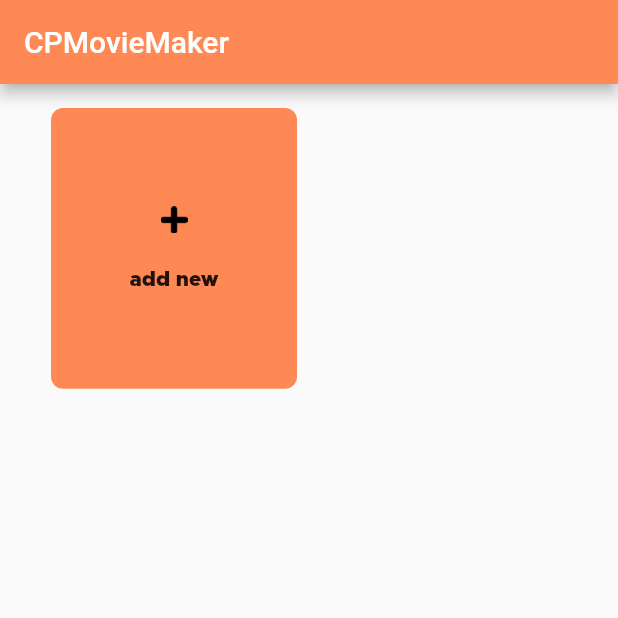
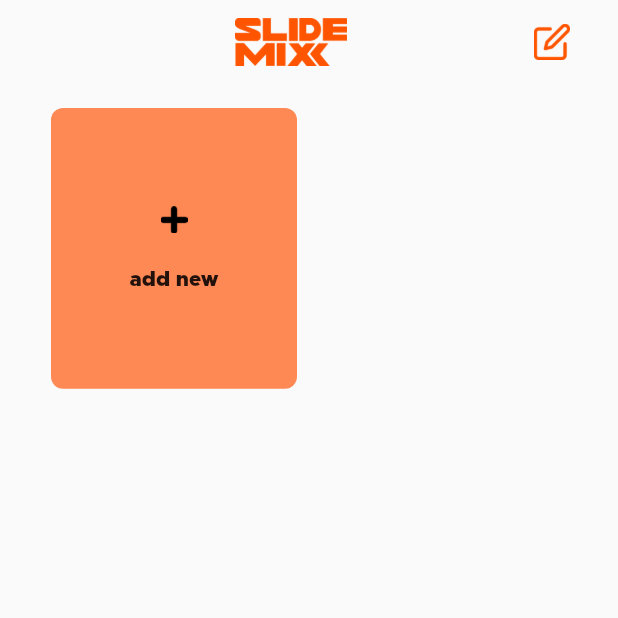
Before and after one commit to feelsoftware/SlideMix, a Flutter app: the MoviesScreen screen opened directly, on a phone screen of 412 x 824 dp, the top half of it. Run offline on Flutter 3.47's test engine with Material 2 defaults, Android fonts, the phone set to English and light mode, and no system bars; our stand-ins replace flutter_image_compress, image_picker, video_player; missing offline and left inert: dart:ffi; statements that could not run were skipped.

Commit message:
Added Toolbar

```diff
--- a/lib/main.dart
+++ b/lib/main.dart
@@ -28,7 +28,6 @@ final Color secondaryColor = Color(0xffff5500);
 final Color borderColor = Color(0xff9e9e9e);
 
 class MyApp extends StatelessWidget {
-  // This widget is the root of your application.
   @override
   Widget build(BuildContext context) {
     return MaterialApp(
--- a/lib/movies/movies.dart
+++ b/lib/movies/movies.dart
@@ -1,6 +1,7 @@
 import 'package:cpmoviemaker/movies/movies_list.dart';
 import 'package:cpmoviemaker/movies/movies_viewmodel.dart';
 import 'package:cpmoviemaker/navigation.dart';
+import 'package:cpmoviemaker/widget/toolbar.dart';
 import 'package:flutter/material.dart';
 import 'package:cpmoviemaker/models/movie.dart';
 import 'package:provider/provider.dart';
@@ -42,9 +43,8 @@ class _MoviesScreenState extends State<MoviesScreen>
   @override
   Widget build(BuildContext context) {
     return Scaffold(
-      appBar: AppBar(
-        title: Text(title),
-        centerTitle: false,
+      appBar: Toolbar(
+        rightIcon: Image.asset("assets/images/ic_create_movie_small.png"),
       ),
       body: Consumer<MoviesViewModel>(
         builder: (_, __, ___) => Container(
--- /dev/null
+++ b/lib/widget/toolbar.dart
@@ -0,0 +1,64 @@
+import 'package:flutter/widgets.dart';
+
+class Toolbar extends StatelessWidget with PreferredSizeWidget {
+  final Image? leftIcon;
+  final Image? rightIcon;
+
+  Toolbar({this.leftIcon, this.rightIcon});
+
+  @override
+  Size get preferredSize => Size.fromHeight(56);
+
+  bool _hasLeftIcon() => leftIcon != null;
+
+  bool _hasRightIcon() => rightIcon != null;
+
+  Widget _getLeftIcon() {
+    if (!_hasLeftIcon()) return Container();
+    return leftIcon!;
+  }
+
+  Widget _getRightIcon() {
+    if (!_hasRightIcon()) return Container();
+    return rightIcon!;
+  }
+
+  @override
+  Widget build(BuildContext context) {
+    return SafeArea(
+      child: Container(
+        height: preferredSize.height,
+        padding: EdgeInsets.symmetric(horizontal: 32),
+        child: Row(
+          mainAxisAlignment: MainAxisAlignment.spaceBetween,
+          children: [
+            Visibility(
+                maintainSize: _hasLeftIcon(),
+                maintainAnimation: _hasLeftIcon(),
+                maintainState: _hasLeftIcon(),
+                visible: _hasLeftIcon(),
+                child: Container(
+                  child: _getLeftIcon(),
+                  width: 24,
+                  height: 24,
+                )),
+            Image.asset(
+              "assets/images/ic_logo.png",
+              height: 32,
+            ),
+            Visibility(
+                maintainSize: _hasRightIcon(),
+                maintainAnimation: _hasRightIcon(),
+                maintainState: _hasRightIcon(),
+                visible: _hasRightIcon(),
+                child: Container(
+                  child: _getRightIcon(),
+                  width: 24,
+                  height: 24,
+                )),
+          ],
+        ),
+      ),
+    );
+  }
+}
```
Also changed, not shown: assets/images/ic_create_movie_small.png (added), assets/images/ic_logo.png (added).
